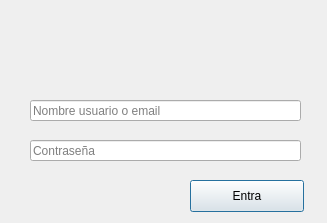
Above: login_dialog.ui from Alexsilvacodes/Playfulbot before the change. Below: the same form after it.
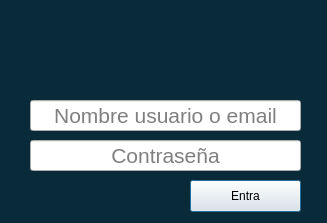
That is the form after the change. Icons and pictures are not drawn.

The edit to the form file:
```diff
--- a/login_dialog.ui
+++ b/login_dialog.ui
@@ -10,9 +10,30 @@
     <height>223</height>
    </rect>
   </property>
+  <property name="sizePolicy">
+   <sizepolicy hsizetype="Maximum" vsizetype="Maximum">
+    <horstretch>0</horstretch>
+    <verstretch>0</verstretch>
+   </sizepolicy>
+  </property>
+  <property name="minimumSize">
+   <size>
+    <width>327</width>
+    <height>223</height>
+   </size>
+  </property>
+  <property name="maximumSize">
+   <size>
+    <width>327</width>
+    <height>223</height>
+   </size>
+  </property>
   <property name="windowTitle">
    <string>Playfulbot</string>
   </property>
+  <property name="styleSheet">
+   <string notr="true">QDialog{background-color: #092b39;}</string>
+  </property>
   <widget class="QLabel" name="label">
    <property name="geometry">
     <rect>
@@ -35,9 +56,17 @@
      <x>30</x>
      <y>100</y>
      <width>271</width>
-     <height>21</height>
+     <height>31</height>
     </rect>
    </property>
+   <property name="font">
+    <font>
+     <pointsize>16</pointsize>
+    </font>
+   </property>
+   <property name="alignment">
+    <set>Qt::AlignCenter</set>
+   </property>
    <property name="placeholderText">
     <string>Nombre usuario o email</string>
    </property>
@@ -48,15 +77,23 @@
      <x>30</x>
      <y>140</y>
      <width>271</width>
-     <height>21</height>
+     <height>31</height>
     </rect>
    </property>
+   <property name="font">
+    <font>
+     <pointsize>16</pointsize>
+    </font>
+   </property>
    <property name="text">
     <string/>
    </property>
    <property name="echoMode">
     <enum>QLineEdit::Password</enum>
    </property>
+   <property name="alignment">
+    <set>Qt::AlignCenter</set>
+   </property>
    <property name="placeholderText">
     <string>Contraseña</string>
    </property>
@@ -66,7 +103,7 @@
     <rect>
      <x>190</x>
      <y>180</y>
-     <width>114</width>
+     <width>111</width>
      <height>32</height>
     </rect>
    </property>
```
Left out of the diff: 2 changed lines with no effect on the pictures.
